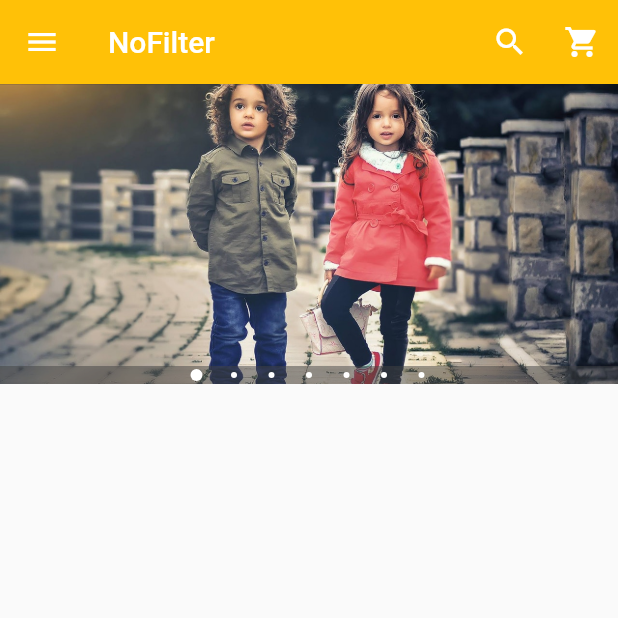
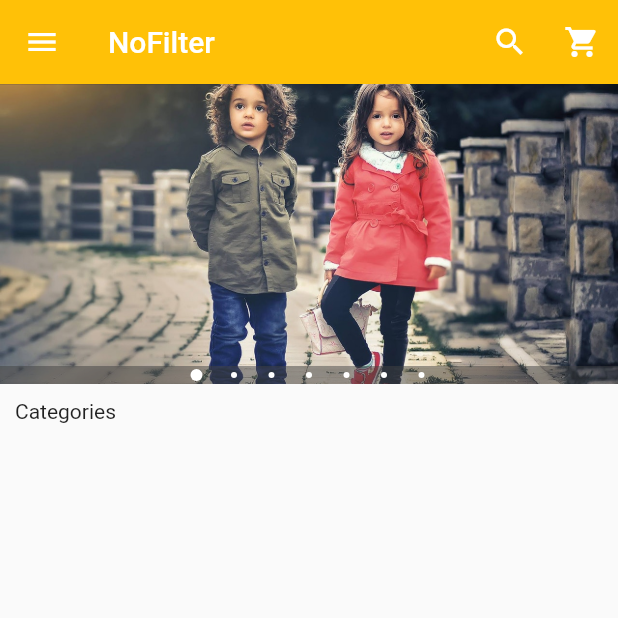
Before and after one commit to siddhant3030/flutter, a Flutter app: the screen it shows after launch, on a phone screen of 412 x 824 dp, the top half of it. Run offline on Flutter 3.47's test engine with Material 2 defaults, Android fonts, the phone set to English and light mode, and no system bars; drawn by our look-alikes of carousel_pro.

Commit message:
categories widget added

```diff
--- a/first_app/lib/main.dart
+++ b/first_app/lib/main.dart
@@ -133,7 +133,10 @@ class _HomePageState extends State<HomePage> {
       ),
       body: new ListView(
         children: <Widget>[
-          image_carousel
+          image_carousel,
+          // padding widget
+          new Padding(padding: const EdgeInsets.all(10.0),
+          child: new Text('Categories'),)
         ],
       )
     );
```
